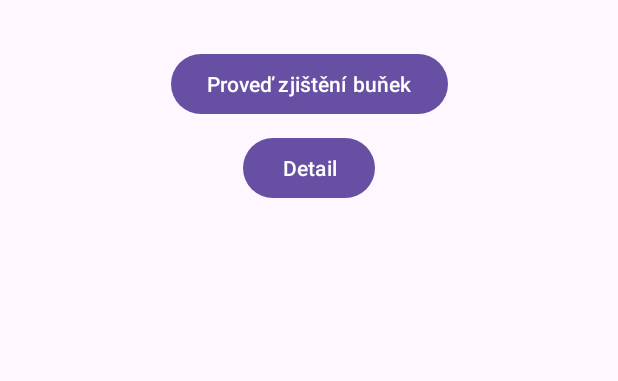
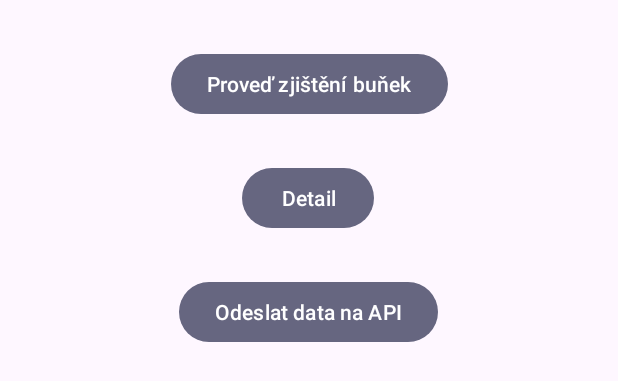
Before and after one commit to rstefek/MTE-Bakalarka-app, an Android app: the layout activity_main.xml on its own in the app's theme, with its tools: preview values and no code run, on a phone screen of 412 x 824 dp. Shown: the top 381 px of the screen. Run offline under Robolectric (Android 15) with nearby library versions, the phone set to English and light mode, and no system bars; network calls fail.

Commit message:
První verze zasílající data

```diff
--- a/app/src/main/java/info/stefkovi/studium/mte_bakalarka/LoginActivity.java
+++ b/app/src/main/java/info/stefkovi/studium/mte_bakalarka/LoginActivity.java
@@ -39,7 +39,7 @@ public class LoginActivity extends AppCompatActivity {
                 public void onClick(View v) {
                     // Verze Volley
                     ApiCommuncation api = new ApiCommuncation(getApplicationContext());
-                    api.Login(loginName.getText().toString(), loginPassword.getText().toString(), new Response.Listener<LoginResultApiModel>() {
+                    api.login(loginName.getText().toString(), loginPassword.getText().toString(), new Response.Listener<LoginResultApiModel>() {
                         @Override
                         public void onResponse(LoginResultApiModel response) {
                             preferences.savePrefString("jwt", response.jwt);
--- a/app/src/main/res/layout/activity_main.xml
+++ b/app/src/main/res/layout/activity_main.xml
@@ -7,25 +7,36 @@
     tools:context=".MainActivity">
 
     <Button
-        android:id="@+id/button1"
+        android:id="@+id/buttonGetCells"
         android:layout_width="wrap_content"
         android:layout_height="wrap_content"
         android:layout_marginTop="32dp"
-        android:text="@string/Button1Text"
+        android:text="@string/ButtonGetCellsText"
         app:layout_constraintEnd_toEndOf="parent"
         app:layout_constraintStart_toStartOf="parent"
         app:layout_constraintTop_toTopOf="parent" />
 
     <Button
-        android:id="@+id/button2"
+        android:id="@+id/buttonDetail"
         android:layout_width="wrap_content"
         android:layout_height="wrap_content"
-        android:layout_marginTop="8dp"
-        android:text="@string/Button2Text"
+        android:layout_marginTop="28dp"
+        android:text="@string/ButtonDetailText"
         app:layout_constraintEnd_toEndOf="parent"
-        app:layout_constraintHorizontal_bias="0.5"
+        app:layout_constraintHorizontal_bias="0.498"
         app:layout_constraintStart_toStartOf="parent"
-        app:layout_constraintTop_toBottomOf="@+id/button1" />
+        app:layout_constraintTop_toBottomOf="@+id/buttonGetCells" />
+
+    <Button
+        android:id="@+id/buttonSend"
+        android:layout_width="wrap_content"
+        android:layout_height="wrap_content"
+        android:layout_marginTop="28dp"
+        android:text="@string/ButtonSendText"
+        app:layout_constraintEnd_toEndOf="parent"
+        app:layout_constraintHorizontal_bias="0.498"
+        app:layout_constraintStart_toStartOf="parent"
+        app:layout_constraintTop_toBottomOf="@+id/buttonDetail" />
 
     <com.google.android.gms.maps.MapView
         android:id="@+id/mapView"
--- a/app/src/main/res/values/colors.xml
+++ b/app/src/main/res/values/colors.xml
@@ -2,4 +2,5 @@
 <resources>
     <color name="black">#FF000000</color>
     <color name="white">#FFFFFFFF</color>
+    <color name="primary">#FF666680</color>
 </resources>
--- a/app/src/main/res/values/strings.xml
+++ b/app/src/main/res/values/strings.xml
@@ -1,11 +1,14 @@
 <resources>
     <string name="app_name">MTE-Bakalarka-app</string>
     <string name="chyba1">Hele pele</string>
-    <string name="Button1Text">Proveď zjištění buňek</string>
-    <string name="Button2Text">Detail</string>
+    <string name="ButtonGetCellsText">Proveď zjištění buňek</string>
+    <string name="ButtonDetailText">Detail</string>
+    <string name="ButtonSendText">Odeslat data na API</string>
     <string name="LoginButtonText">Login</string>
     <string name="preference_file_key">info.stefkovi.studium.mte_bakalarka.PREFERENCES</string>
     <string name="CellListTopCid">Cell ID</string>
+    <string name="CellListTopLac">LAC</string>
+    <string name="CellListTopTac">TAC</string>
     <string name="CellListTopSignalAsu">Signal ASU</string>
     <string name="CellListTopSignalDbm">Signal dBm</string>
 </resources>
--- a/app/src/main/res/values/themes.xml
+++ b/app/src/main/res/values/themes.xml
@@ -3,6 +3,7 @@
     <style name="Base.Theme.MTEBakalarkaapp" parent="Theme.Material3.DayNight.NoActionBar">
         <!-- Customize your light theme here. -->
         <!-- <item name="colorPrimary">@color/my_light_primary</item> -->
+        <item name="colorPrimary">@color/primary</item>
     </style>
 
     <style name="Theme.MTEBakalarkaapp" parent="Base.Theme.MTEBakalarkaapp" />
```
Also changed, not shown: app/src/main/java/info/stefkovi/studium/mte_bakalarka/CellListAdapter.java (+15 -5 lines), app/src/main/java/info/stefkovi/studium/mte_bakalarka/MainActivity.java (+35 -3 lines), app/src/main/java/info/stefkovi/studium/mte_bakalarka/helpers/ApiCommuncation.java (+28 -7 lines), app/src/main/java/info/stefkovi/studium/mte_bakalarka/helpers/DatabaseHelper.java (+47 -3 lines), app/src/main/java/info/stefkovi/studium/mte_bakalarka/helpers/TypeTokenHelper.java (added, +14 -0 lines), app/src/main/java/info/stefkovi/studium/mte_bakalarka/model/EventModel.java (added, +15 -0 lines), app/src/main/java/info/stefkovi/studium/mte_bakalarka/model/EventResultModel.java (added, +8 -0 lines), app/src/main/res/layout/activity_cell_list.xml (+18 -1 lines), app/src/main/res/layout/view_row_cell_list.xml (+12 -0 lines).
